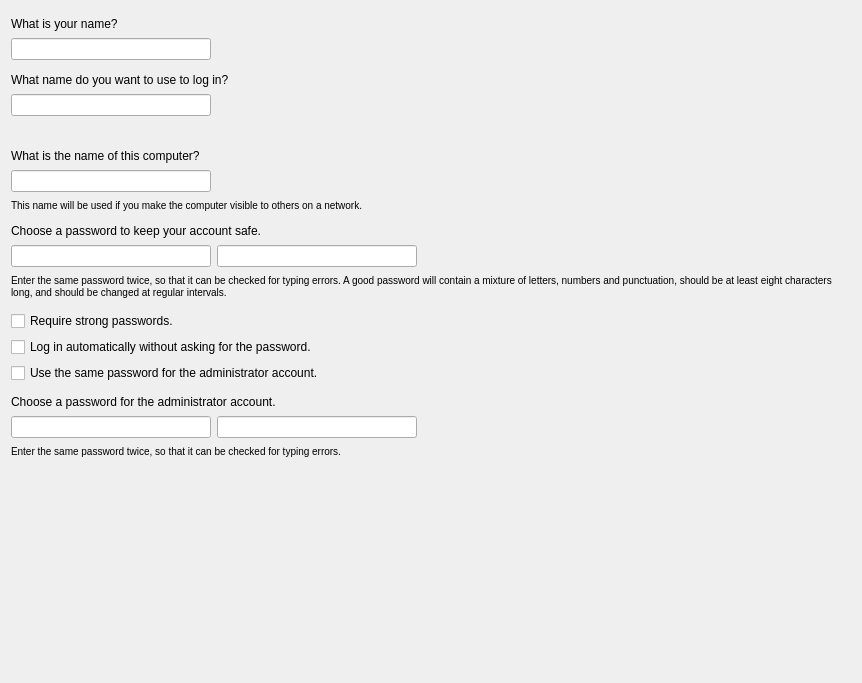
The window that src/modules/users/page_usersetup.ui (calamares/calamares) describes before a commit, drawn with Qt 5.
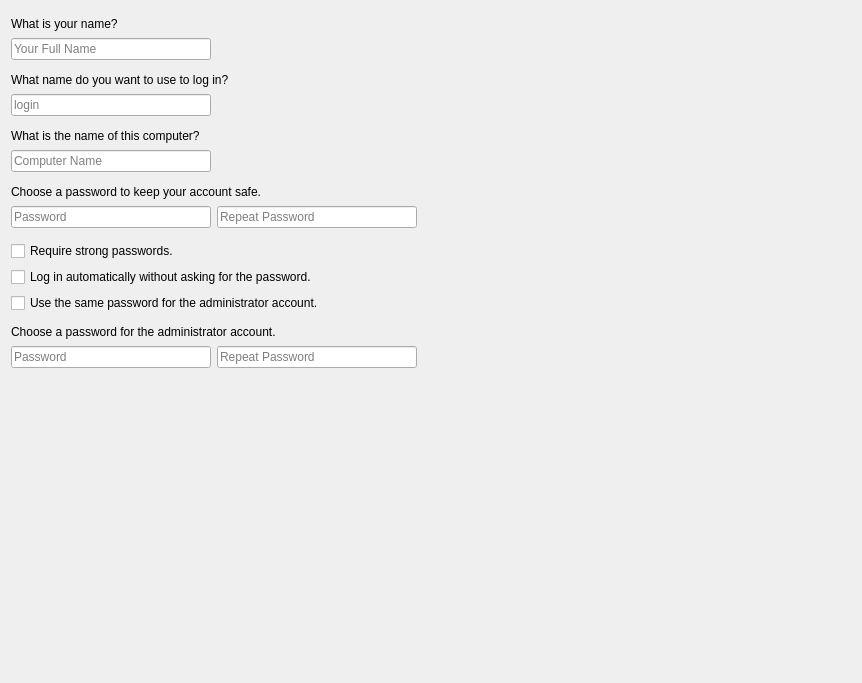
The same window after the commit.

Commit message:
[users] Use tooltips
 - the explanations under and around the boxes is noisy,
   hard to size correctly (viz. issue #1202)
 - use tooltips in almost-all fields instead
 - add placeholder text to be more suggestive

Patch:
```diff
--- a/src/modules/users/page_usersetup.ui
+++ b/src/modules/users/page_usersetup.ui
@@ -47,6 +47,9 @@
          <height>0</height>
         </size>
        </property>
+       <property name="placeholderText">
+        <string>Your Full Name</string>
+       </property>
       </widget>
      </item>
      <item>
@@ -137,6 +140,9 @@
          <height>0</height>
         </size>
        </property>
+       <property name="placeholderText">
+        <string>login</string>
+       </property>
       </widget>
      </item>
      <item>
@@ -191,19 +197,6 @@
      </item>
     </layout>
    </item>
-   <item>
-    <widget class="QLabel" name="username_extra_label_2">
-     <property name="styleSheet">
-      <string notr="true">font-weight: normal</string>
-     </property>
-     <property name="text">
-      <string notr="true">&lt;Username extra label 2 text&gt;</string>
-     </property>
-     <property name="wordWrap">
-      <bool>true</bool>
-     </property>
-    </widget>
-   </item>
    <item>
     <spacer name="verticalSpacer_4">
      <property name="orientation">
@@ -246,6 +239,12 @@
          <height>0</height>
         </size>
        </property>
+       <property name="toolTip">
+        <string>&lt;small&gt;This name will be used if you make the computer visible to others on a network.&lt;/small&gt;</string>
+       </property>
+       <property name="placeholderText">
+        <string>Computer Name</string>
+       </property>
       </widget>
      </item>
      <item>
@@ -300,19 +299,6 @@
      </item>
     </layout>
    </item>
-   <item>
-    <widget class="QLabel" name="hostname_extra_label_2">
-     <property name="styleSheet">
-      <string notr="true">font-weight: normal</string>
-     </property>
-     <property name="text">
-      <string>&lt;small&gt;This name will be used if you make the computer visible to others on a network.&lt;/small&gt;</string>
-     </property>
-     <property name="wordWrap">
-      <bool>false</bool>
-     </property>
-    </widget>
-   </item>
    <item>
     <spacer name="verticalSpacer_3">
      <property name="orientation">
@@ -358,6 +344,9 @@
        <property name="echoMode">
         <enum>QLineEdit::Password</enum>
        </property>
+       <property name="placeholderText">
+        <string>Password</string>
+       </property>
       </widget>
      </item>
      <item>
@@ -377,6 +366,9 @@
        <property name="echoMode">
         <enum>QLineEdit::Password</enum>
        </property>
+       <property name="placeholderText">
+        <string>Repeat Password</string>
+       </property>
       </widget>
      </item>
      <item>
@@ -431,19 +423,6 @@
      </item>
     </layout>
    </item>
-   <item>
-    <widget class="QLabel" name="password_extra_label_3">
-     <property name="styleSheet">
-      <string notr="true">font-weight: normal</string>
-     </property>
-     <property name="text">
-      <string>&lt;small&gt;Enter the same password twice, so that it can be checked for typing errors. A good password will contain a mixture of letters, numbers and punctuation, should be at least eight characters long, and should be changed at regular intervals.&lt;/small&gt;</string>
-     </property>
-     <property name="wordWrap">
-      <bool>true</bool>
-     </property>
-    </widget>
-   </item>
    <item>
     <spacer name="verticalSpacer_5">
      <property name="orientation">
@@ -526,6 +505,9 @@
        <property name="echoMode">
         <enum>QLineEdit::Password</enum>
        </property>
+       <property name="placeholderText">
+        <string>Password</string>
+       </property>
       </widget>
      </item>
      <item>
@@ -545,6 +527,9 @@
        <property name="echoMode">
         <enum>QLineEdit::Password</enum>
        </property>
+       <property name="placeholderText">
+        <string>Repeat Password</string>
+       </property>
       </widget>
      </item>
      <item>
@@ -599,19 +584,6 @@
      </item>
     </layout>
    </item>
-   <item>
-    <widget class="QLabel" name="labelExtraRootPassword">
-     <property name="styleSheet">
-      <string notr="true">font-weight: normal</string>
-     </property>
-     <property name="text">
-      <string>&lt;small&gt;Enter the same password twice, so that it can be checked for typing errors.&lt;/small&gt;</string>
-     </property>
-     <property name="wordWrap">
-      <bool>true</bool>
-     </property>
-    </widget>
-   </item>
    <item>
     <spacer name="verticalSpacer_7">
      <property name="orientation">
```
Left out of the diff: 15 changed lines with no effect on the pictures. The commit also changes 1 other file.
